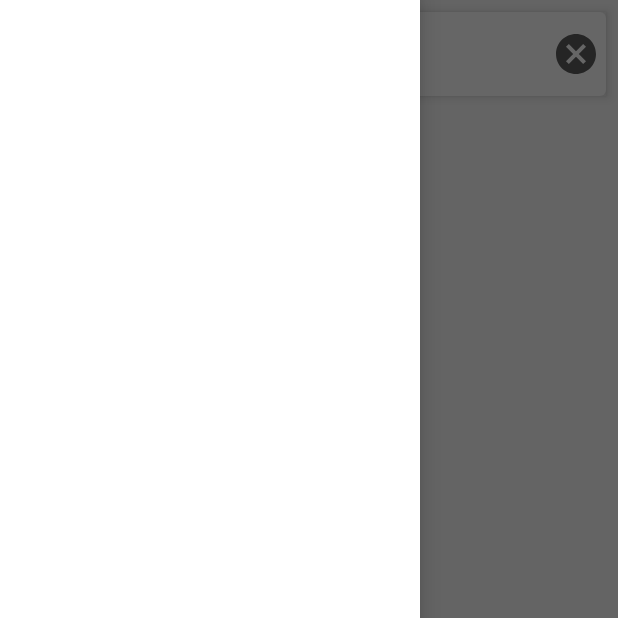
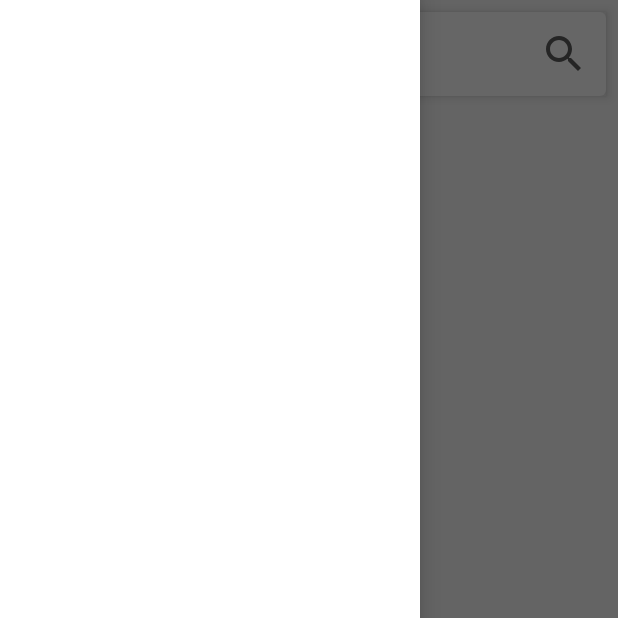
Before and after one commit to LionelC001/GoNews, an Android app: the screen it shows after launch (HeadlinesActivity), with the side drawer open, on a phone screen of 412 x 824 dp, the top half of it. Run offline under Robolectric (Android 15) with nearby library versions, the phone set to English and light mode, and no system bars; our stand-ins replace data binding.

Commit message:
headlines 更改toolbar layout

```diff
--- a/app/build.gradle
+++ b/app/build.gradle
@@ -16,6 +16,10 @@ android {
             proguardFiles getDefaultProguardFile('proguard-android-optimize.txt'), 'proguard-rules.pro'
         }
     }
+
+    dataBinding {
+        enabled true
+    }
 }
 
 dependencies {
--- a/app/src/main/java/com/lionel/gonews/QueryBox.java
+++ /dev/null
@@ -1,16 +0,0 @@
-package com.lionel.gonews;
-
-import android.content.Context;
-import android.support.annotation.NonNull;
-import android.support.annotation.Nullable;
-import android.util.AttributeSet;
-import android.widget.FrameLayout;
-
-public class QueryBox extends FrameLayout {
-    public QueryBox(@NonNull Context context, @Nullable AttributeSet attrs) {
-        super(context, attrs);
-        inflate(context, R.layout.layout_query_box, this);
-
-
-    }
-}
--- a/app/src/main/java/com/lionel/gonews/headlines/HeadlinesActivity.java
+++ b/app/src/main/java/com/lionel/gonews/headlines/HeadlinesActivity.java
@@ -10,6 +10,16 @@ public class HeadlinesActivity extends AppCompatActivity {
     @Override
     protected void onCreate(Bundle savedInstanceState) {
         super.onCreate(savedInstanceState);
-        setContentView(R.layout.activity_home);
+        setContentView(R.layout.activity_headlines);
+
+        initView();
+    }
+
+    private void initView() {
+    }
+
+    @Override
+    public void onBackPressed() {
+        super.onBackPressed();
     }
 }
--- /dev/null
+++ b/app/src/main/java/com/lionel/gonews/headlines/HeadlinesViewModel.java
@@ -0,0 +1,13 @@
+package com.lionel.gonews.headlines;
+
+import android.content.Context;
+import android.databinding.ObservableBoolean;
+import android.databinding.ViewDataBinding;
+
+public class HeadlinesViewModel {
+    public final ObservableBoolean isQueryFocus = new ObservableBoolean();
+
+    public HeadlinesViewModel(Context context, ViewDataBinding binding) {
+
+    }
+}
--- /dev/null
+++ b/app/src/main/java/com/lionel/gonews/search/SearchBox.java
@@ -0,0 +1,40 @@
+package com.lionel.gonews.search;
+
+import android.content.Context;
+import android.support.annotation.NonNull;
+import android.support.annotation.Nullable;
+import android.support.v7.widget.AppCompatAutoCompleteTextView;
+import android.util.AttributeSet;
+import android.widget.FrameLayout;
+import android.widget.ImageButton;
+
+import com.lionel.gonews.R;
+
+public class SearchBox extends FrameLayout {
+    private ImageButton btnMenu, btnCancel;
+    private AppCompatAutoCompleteTextView edtText;
+
+    public SearchBox(@NonNull Context context, @Nullable AttributeSet attrs) {
+        super(context, attrs);
+        inflate(context, R.layout.layout_query_box, this);
+
+        initView();
+        initCallback();
+    }
+
+    private void initView() {
+        btnMenu = findViewById(R.id.img_btn_menu);
+        btnCancel = findViewById(R.id.img_btn_cancel);
+        edtText = findViewById(R.id.edt_text);
+    }
+
+    private void initCallback() {
+
+    }
+
+
+    public void CancelQueryBoxFocus() {
+
+        edtText.clearFocus();
+    }
+}
--- /dev/null
+++ b/app/src/main/res/drawable/ic_search.xml
@@ -0,0 +1,9 @@
+<vector xmlns:android="http://schemas.android.com/apk/res/android"
+    android:width="32dp"
+    android:height="32dp"
+    android:viewportWidth="24.0"
+    android:viewportHeight="24.0">
+    <path
+        android:fillColor="@color/colorDeepGray"
+        android:pathData="M15.5,14h-0.79l-0.28,-0.27C15.41,12.59 16,11.11 16,9.5 16,5.91 13.09,3 9.5,3S3,5.91 3,9.5 5.91,16 9.5,16c1.61,0 3.09,-0.59 4.23,-1.57l0.27,0.28v0.79l5,4.99L20.49,19l-4.99,-5zM9.5,14C7.01,14 5,11.99 5,9.5S7.01,5 9.5,5 14,7.01 14,9.5 11.99,14 9.5,14z" />
+</vector>
--- /dev/null
+++ b/app/src/main/res/layout/activity_headlines.xml
@@ -0,0 +1,83 @@
+<?xml version="1.0" encoding="utf-8"?>
+
+<layout xmlns:android="http://schemas.android.com/apk/res/android"
+    xmlns:tools="http://schemas.android.com/tools">
+
+    <data>
+        <variable
+            name="viewModel"
+            type="com.lionel.gonews.headlines.HeadlinesViewModel" />
+    </data>
+
+    <android.support.v4.widget.DrawerLayout
+        android:layout_width="match_parent"
+        android:layout_height="match_parent"
+        tools:openDrawer="start">
+
+        <android.support.design.widget.CoordinatorLayout
+            android:id="@+id/layout_root_headlines"
+            android:layout_width="match_parent"
+            android:layout_height="match_parent"
+            android:fitsSystemWindows="true"
+            tools:context="com.lionel.gonews.headlines.HeadlinesActivity">
+
+            <android.support.design.widget.AppBarLayout
+                android:layout_width="match_parent"
+                android:layout_height="wrap_content"
+                android:layout_margin="@dimen/x8dp"
+                android:background="@drawable/bg_query_box"
+                android:focusableInTouchMode="true">
+
+                <android.support.v7.widget.Toolbar
+                    android:layout_width="match_parent"
+                    android:layout_height="wrap_content">
+
+                    <LinearLayout
+                        android:layout_width="match_parent"
+                        android:layout_height="?attr/actionBarSize"
+                        android:gravity="center_vertical"
+                        android:orientation="horizontal">
+
+                        <ImageButton
+                            android:id="@+id/img_btn_menu"
+                            android:layout_width="wrap_content"
+                            android:layout_height="wrap_content"
+                            android:layout_marginEnd="@dimen/x12dp"
+                            android:background="@null"
+                            android:src="@drawable/ic_menu"
+                            tools:ignore="ContentDescription" />
+
+                        <TextView
+                            android:layout_width="0dp"
+                            android:layout_height="match_parent"
+                            android:layout_weight="1"
+                            android:gravity="center_vertical"
+                            android:hint="@string/go_news"
+                            android:textSize="@dimen/x24sp"
+                            android:textStyle="bold" />
+
+                        <ImageView
+                            android:layout_width="wrap_content"
+                            android:layout_height="wrap_content"
+                            android:layout_marginEnd="@dimen/x12dp"
+                            android:src="@drawable/ic_search"
+                            tools:ignore="ContentDescription" />
+
+                    </LinearLayout>
+
+                </android.support.v7.widget.Toolbar>
+            </android.support.design.widget.AppBarLayout>
+
+        </android.support.design.widget.CoordinatorLayout>
+
+
+        <android.support.design.widget.NavigationView
+            android:id="@+id/navigation_view"
+            android:layout_width="wrap_content"
+            android:layout_height="match_parent"
+            android:layout_gravity="start"
+            android:background="@android:color/white"
+            android:fitsSystemWindows="true" />
+
+    </android.support.v4.widget.DrawerLayout>
+</layout>
--- a/app/src/main/res/layout/activity_home.xml
+++ /dev/null
@@ -1,55 +0,0 @@
-<?xml version="1.0" encoding="utf-8"?>
-
-<android.support.v4.widget.DrawerLayout xmlns:android="http://schemas.android.com/apk/res/android"
-    xmlns:tools="http://schemas.android.com/tools"
-    android:layout_width="match_parent"
-    android:layout_height="match_parent"
-    tools:openDrawer="start">
-
-    <android.support.design.widget.CoordinatorLayout
-        android:layout_width="match_parent"
-        android:layout_height="match_parent"
-        android:fitsSystemWindows="true"
-        tools:context="com.lionel.gonews.headlines.HeadlinesActivity">
-
-        <android.support.design.widget.AppBarLayout
-            android:layout_width="match_parent"
-            android:layout_height="wrap_content"
-            android:layout_margin="@dimen/x8dp"
-            android:background="@drawable/bg_query_box"
-            android:focusableInTouchMode="true">
-
-            <android.support.v7.widget.Toolbar
-                android:layout_width="match_parent"
-                android:layout_height="wrap_content">
-
-                <!--   <android.support.v7.widget.AppCompatAutoCompleteTextView
-                       android:id="@+id/query_box"
-                       style="@style/QueryBoxTextStyle"
-                       android:layout_width="match_parent"
-                       android:layout_height="?attr/actionBarSize"
-                       android:background="@null"
-                       android:drawableStart="@drawable/ic_menu"
-                       android:drawablePadding="@dimen/x12dp"
-                       android:gravity="center_vertical"
-                       android:hint="@string/go_news"
-                       android:textStyle="bold" />-->
-                <com.lionel.gonews.QueryBox
-                    android:layout_width="match_parent"
-                    android:layout_height="?attr/actionBarSize" />
-
-            </android.support.v7.widget.Toolbar>
-        </android.support.design.widget.AppBarLayout>
-
-    </android.support.design.widget.CoordinatorLayout>
-
-
-    <android.support.design.widget.NavigationView
-        android:id="@+id/navigation_view"
-        android:layout_width="wrap_content"
-        android:layout_height="match_parent"
-        android:layout_gravity="start"
-        android:background="@android:color/white"
-        android:fitsSystemWindows="true" />
-
-</android.support.v4.widget.DrawerLayout>
--- a/app/src/main/res/layout/layout_query_box.xml
+++ b/app/src/main/res/layout/layout_query_box.xml
@@ -1,11 +1,14 @@
 <?xml version="1.0" encoding="utf-8"?>
-<LinearLayout xmlns:android="http://schemas.android.com/apk/res/android"
-    xmlns:tools="http://schemas.android.com/tools"
+<layout xmlns:android="http://schemas.android.com/apk/res/android"
+    xmlns:tools="http://schemas.android.com/tools">
+
+    <LinearLayout
         android:layout_width="match_parent"
         android:layout_height="wrap_content"
         android:gravity="center_vertical">
 
         <ImageButton
+            android:id="@+id/img_btn_menu"
             android:layout_width="wrap_content"
             android:layout_height="wrap_content"
             android:layout_marginEnd="@dimen/x12dp"
@@ -14,7 +17,7 @@
             tools:ignore="ContentDescription" />
 
         <android.support.v7.widget.AppCompatAutoCompleteTextView
-        android:id="@+id/query_box"
+            android:id="@+id/edt_text"
             style="@style/QueryBoxTextStyle"
             android:layout_width="0dp"
             android:layout_height="?attr/actionBarSize"
@@ -28,6 +31,7 @@
             android:textStyle="bold" />
 
         <ImageButton
+            android:id="@+id/img_btn_cancel"
             android:layout_width="wrap_content"
             android:layout_height="wrap_content"
             android:layout_marginEnd="@dimen/x4dp"
@@ -36,3 +40,4 @@
             tools:ignore="ContentDescription" />
 
     </LinearLayout>
+</layout>
```
Lines whose indentation alone changed are shown as unchanged.
